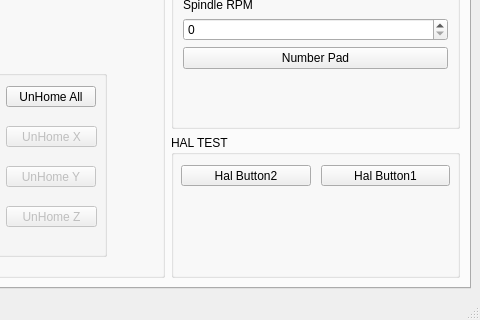
Above: examples/tom.ui from jethornton/flexgui before the change; both pictures show x 439 to 919 and y 357 to 677 of the 919 by 677 pixel window. Below: the same form after it.
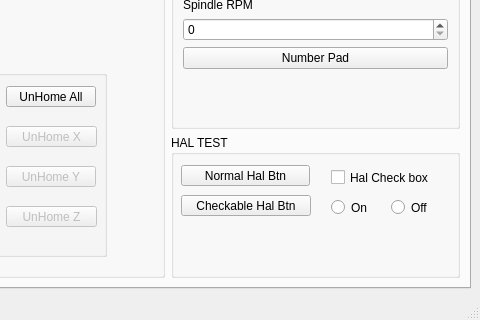
That is the form after the change. The open tabs and pages were chosen to show the change.

Commit message: 05/03/2024 update tom.ui with hal pin tests

The edit to the form file:
```diff
--- a/examples/tom.ui
+++ b/examples/tom.ui
@@ -961,16 +961,16 @@
            <property name="geometry">
             <rect>
              <x>10</x>
-             <y>30</y>
+             <y>60</y>
              <width>130</width>
              <height>21</height>
             </rect>
            </property>
            <property name="text">
-            <string>Hal Button2</string>
+            <string>Checkable Hal Btn</string>
            </property>
            <property name="checkable">
-            <bool>false</bool>
+            <bool>true</bool>
            </property>
            <property name="function" stdset="0">
             <string>hal_pin</string>
@@ -982,14 +982,17 @@
           <widget class="QPushButton" name="HAL_BIT">
            <property name="geometry">
             <rect>
-             <x>150</x>
+             <x>10</x>
              <y>30</y>
              <width>129</width>
              <height>21</height>
             </rect>
            </property>
            <property name="text">
-            <string>Hal Button1</string>
+            <string>Normal Hal Btn</string>
+           </property>
+           <property name="checkable">
+            <bool>false</bool>
            </property>
            <property name="function" stdset="0">
             <string>hal_pin</string>
@@ -998,6 +1001,63 @@
             <string>test_pin1, HAL_BIT, HAL_OUT</string>
            </property>
           </widget>
+          <widget class="QRadioButton" name="rb_on">
+           <property name="geometry">
+            <rect>
+             <x>160</x>
+             <y>60</y>
+             <width>41</width>
+             <height>25</height>
+            </rect>
+           </property>
+           <property name="text">
+            <string>On</string>
+           </property>
+           <property name="function" stdset="0">
+            <string>hal_pin</string>
+           </property>
+           <property name="pin_3" stdset="0">
+            <string>rb_on, HAL_BIT, HAL_OUT</string>
+           </property>
+          </widget>
+          <widget class="QRadioButton" name="rb_off">
+           <property name="geometry">
+            <rect>
+             <x>220</x>
+             <y>60</y>
+             <width>51</width>
+             <height>25</height>
+            </rect>
+           </property>
+           <property name="text">
+            <string>Off</string>
+           </property>
+           <property name="function" stdset="0">
+            <string>hal_pin</string>
+           </property>
+           <property name="pin_2" stdset="0">
+            <string>rb_off, HAL_BIT, HAL_OUT</string>
+           </property>
+          </widget>
+          <widget class="QCheckBox" name="checkBox">
+           <property name="geometry">
+            <rect>
+             <x>160</x>
+             <y>30</y>
+             <width>121</width>
+             <height>25</height>
+            </rect>
+           </property>
+           <property name="text">
+            <string>Hal Check box</string>
+           </property>
+           <property name="function" stdset="0">
+            <string>hal_pin</string>
+           </property>
+           <property name="pin_4" stdset="0">
+            <string>checkbox, HAL_BIT, HAL_OUT</string>
+           </property>
+          </widget>
          </widget>
         </item>
        </layout>
```
Left out of the diff: 3 changed lines with no effect on the pictures. The commit also changes 1 other file.
